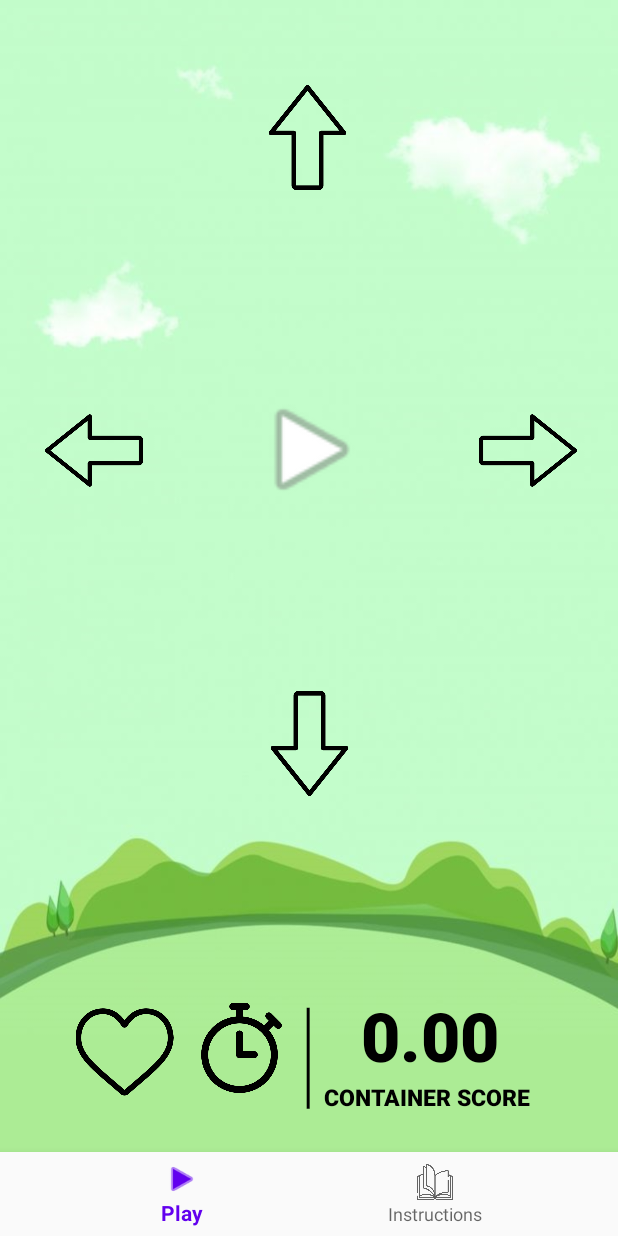
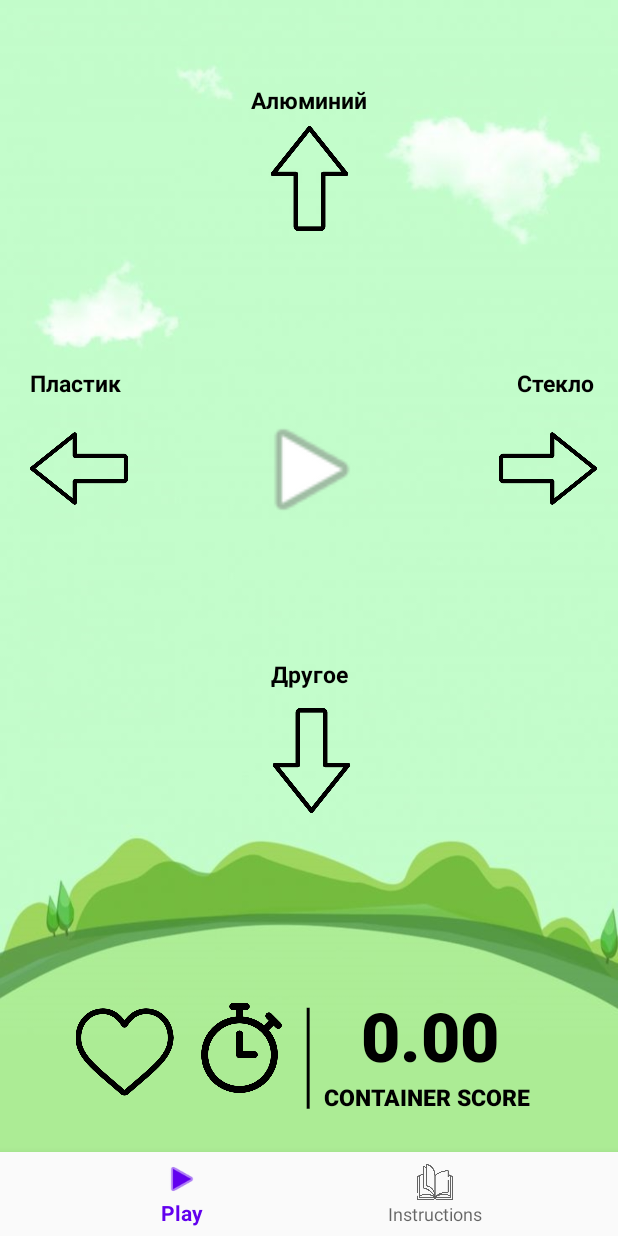
Before and after one commit to DivisionCom/recycling-application, an Android app: the HomeFragment screen opened directly, with no data from a screen before it, on a phone screen of 412 x 824 dp. Run offline under Robolectric (Android 15) with nearby library versions, the phone set to English and light mode, and no system bars; our stand-ins replace navigation-ui.

Commit message:
Added TextViews for arrows
Also added style for it

```diff
--- a/app/src/main/res/layout/fragment_home.xml
+++ b/app/src/main/res/layout/fragment_home.xml
@@ -96,51 +96,16 @@
         app:layout_constraintVertical_bias="0.865" />
 
     <ImageView
-        android:id="@+id/image_up_arrow"
-        android:layout_width="75dp"
-        android:layout_height="70dp"
-        android:src="@drawable/up_arrow"
-        app:layout_constraintBottom_toBottomOf="parent"
-        app:layout_constraintEnd_toEndOf="parent"
-        app:layout_constraintHorizontal_bias="0.498"
-        app:layout_constraintStart_toStartOf="parent"
-        app:layout_constraintTop_toTopOf="parent"
-        app:layout_constraintVertical_bias="0.001" />
-
-    <ImageView
-        android:id="@+id/image_down_arrow"
-        android:layout_width="75dp"
-        android:layout_height="70dp"
-        android:src="@drawable/down_arrow"
-        app:layout_constraintBottom_toBottomOf="parent"
-        app:layout_constraintEnd_toEndOf="parent"
-        app:layout_constraintStart_toStartOf="parent"
-        app:layout_constraintTop_toTopOf="parent"
-        app:layout_constraintVertical_bias="0.58" />
-
-    <ImageView
-        android:id="@+id/image_left_arrow"
-        android:layout_width="65dp"
-        android:layout_height="90dp"
-        android:src="@drawable/left_arrow2"
-        app:layout_constraintBottom_toBottomOf="parent"
-        app:layout_constraintEnd_toEndOf="parent"
-        app:layout_constraintHorizontal_bias="0.086"
-        app:layout_constraintStart_toStartOf="parent"
-        app:layout_constraintTop_toTopOf="parent"
-        app:layout_constraintVertical_bias="0.294" />
-
-    <ImageView
         android:id="@+id/image_right_arrow"
         android:layout_width="65dp"
         android:layout_height="90dp"
         android:src="@drawable/right_arrow2"
         app:layout_constraintBottom_toBottomOf="parent"
         app:layout_constraintEnd_toEndOf="parent"
-        app:layout_constraintHorizontal_bias="0.921"
+        app:layout_constraintHorizontal_bias="0.959"
         app:layout_constraintStart_toStartOf="parent"
         app:layout_constraintTop_toTopOf="parent"
-        app:layout_constraintVertical_bias="0.294" />
+        app:layout_constraintVertical_bias="0.312" />
 
     <ImageView
         android:id="@+id/image_object"
@@ -152,6 +117,91 @@
         app:layout_constraintHorizontal_bias="0.507"
         app:layout_constraintStart_toStartOf="parent"
         app:layout_constraintTop_toTopOf="parent"
-        app:layout_constraintVertical_bias="0.293" />
+        app:layout_constraintVertical_bias="0.312" />
+
+    <ImageView
+        android:id="@+id/image_up_arrow"
+        android:layout_width="75dp"
+        android:layout_height="70dp"
+        android:src="@drawable/up_arrow"
+        app:layout_constraintBottom_toBottomOf="parent"
+        app:layout_constraintEnd_toEndOf="parent"
+        app:layout_constraintStart_toStartOf="parent"
+        app:layout_constraintTop_toTopOf="parent"
+        app:layout_constraintVertical_bias="0.04" />
+
+    <ImageView
+        android:id="@+id/image_down_arrow"
+        android:layout_width="75dp"
+        android:layout_height="70dp"
+        android:src="@drawable/down_arrow"
+        app:layout_constraintBottom_toBottomOf="parent"
+        app:layout_constraintEnd_toEndOf="parent"
+        app:layout_constraintHorizontal_bias="0.505"
+        app:layout_constraintStart_toStartOf="parent"
+        app:layout_constraintTop_toTopOf="parent"
+        app:layout_constraintVertical_bias="0.596" />
+
+    <ImageView
+        android:id="@+id/image_left_arrow"
+        android:layout_width="65dp"
+        android:layout_height="90dp"
+        android:src="@drawable/left_arrow2"
+        app:layout_constraintBottom_toBottomOf="parent"
+        app:layout_constraintEnd_toEndOf="parent"
+        app:layout_constraintHorizontal_bias="0.057"
+        app:layout_constraintStart_toStartOf="parent"
+        app:layout_constraintTop_toTopOf="parent"
+        app:layout_constraintVertical_bias="0.312" />
+
+    <TextView
+        android:id="@+id/textView3"
+        android:layout_width="wrap_content"
+        android:layout_height="wrap_content"
+        android:text="Пластик"
+        style = "@style/ArrowHint"
+        app:layout_constraintBottom_toTopOf="@+id/image_left_arrow"
+        app:layout_constraintEnd_toEndOf="parent"
+        app:layout_constraintHorizontal_bias="0.056"
+        app:layout_constraintStart_toStartOf="parent"
+        app:layout_constraintTop_toTopOf="parent"
+        app:layout_constraintVertical_bias="0.994" />
+
+    <TextView
+        android:id="@+id/textView2"
+        android:layout_width="wrap_content"
+        android:layout_height="wrap_content"
+        android:text="Алюминий"
+        style = "@style/ArrowHint"
+        app:layout_constraintBottom_toTopOf="@+id/image_up_arrow"
+        app:layout_constraintEnd_toEndOf="parent"
+        app:layout_constraintStart_toStartOf="parent"
+        app:layout_constraintTop_toTopOf="parent"
+        app:layout_constraintVertical_bias="0.0" />
+
+    <TextView
+        android:id="@+id/textView4"
+        android:layout_width="wrap_content"
+        android:layout_height="wrap_content"
+        android:text="Стекло"
+        style = "@style/ArrowHint"
+        app:layout_constraintBottom_toTopOf="@+id/image_right_arrow"
+        app:layout_constraintEnd_toEndOf="parent"
+        app:layout_constraintHorizontal_bias="0.956"
+        app:layout_constraintStart_toStartOf="parent"
+        app:layout_constraintTop_toTopOf="parent"
+        app:layout_constraintVertical_bias="0.994" />
+
+    <TextView
+        android:id="@+id/textView5"
+        android:layout_width="wrap_content"
+        android:layout_height="wrap_content"
+        android:text="Другое"
+        style = "@style/ArrowHint"
+        app:layout_constraintBottom_toTopOf="@+id/image_down_arrow"
+        app:layout_constraintEnd_toEndOf="parent"
+        app:layout_constraintStart_toStartOf="parent"
+        app:layout_constraintTop_toTopOf="parent"
+        app:layout_constraintVertical_bias="0.969" />
 
 </androidx.constraintlayout.widget.ConstraintLayout>
--- a/app/src/main/res/values/themes.xml
+++ b/app/src/main/res/values/themes.xml
@@ -38,4 +38,10 @@
         <item name="android:shadowRadius">4</item>
         <item name="android:shadowColor">#260C6329</item>
     </style>
+    <style name="ArrowHint" parent="@style/Widget.AppCompat.TextView">
+        <item name="android:textSize">15sp</item>
+        <item name="android:textAlignment">center</item>
+        <item name="android:textColor">#000000</item>
+        <item name="android:textStyle">bold</item>
+    </style>
 </resources>
```
